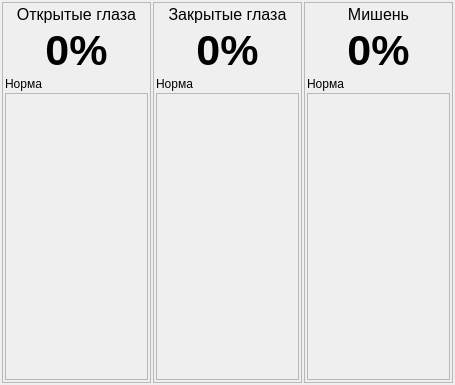
grigp/a-analyser, file metodics/stabtest/visualizators/dopuskwidget.ui: the form before one commit.
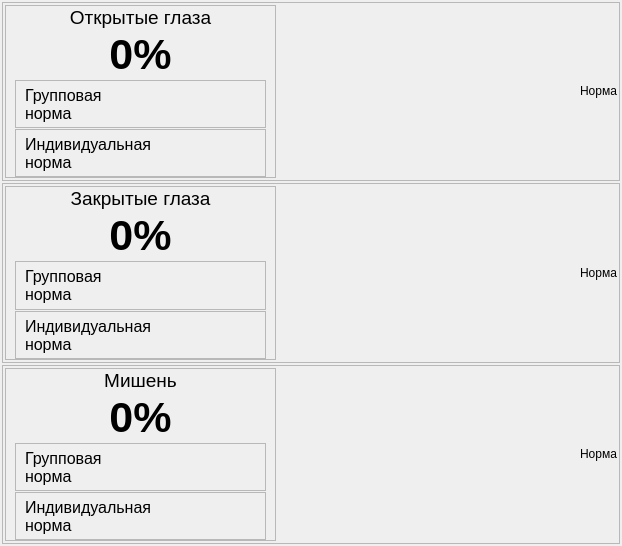
The form after the commit. Custom widgets are drawn as their Qt base class.

Patch:
```diff
--- a/metodics/stabtest/visualizators/dopuskwidget.ui
+++ b/metodics/stabtest/visualizators/dopuskwidget.ui
@@ -6,14 +6,14 @@
    <rect>
     <x>0</x>
     <y>0</y>
-    <width>455</width>
-    <height>385</height>
+    <width>622</width>
+    <height>546</height>
    </rect>
   </property>
   <property name="windowTitle">
    <string>Form</string>
   </property>
-  <layout class="QHBoxLayout" name="horizontalLayout">
+  <layout class="QVBoxLayout" name="verticalLayout_4">
    <property name="spacing">
     <number>2</number>
    </property>
@@ -37,7 +37,7 @@
      <property name="frameShadow">
       <enum>QFrame::Raised</enum>
      </property>
-     <layout class="QVBoxLayout" name="verticalLayout">
+     <layout class="QHBoxLayout" name="horizontalLayout">
       <property name="spacing">
        <number>2</number>
       </property>
@@ -54,47 +54,222 @@
        <number>2</number>
       </property>
       <item>
-       <widget class="QLabel" name="lblOpenEyesTitle">
-        <property name="sizePolicy">
-         <sizepolicy hsizetype="Preferred" vsizetype="Fixed">
-          <horstretch>0</horstretch>
-          <verstretch>0</verstretch>
-         </sizepolicy>
+       <widget class="QFrame" name="frOpenEyesValue">
+        <property name="frameShape">
+         <enum>QFrame::StyledPanel</enum>
         </property>
-        <property name="font">
-         <font>
-          <pointsize>12</pointsize>
-         </font>
+        <property name="frameShadow">
+         <enum>QFrame::Raised</enum>
         </property>
-        <property name="text">
-         <string>Открытые глаза</string>
-        </property>
-        <property name="alignment">
-         <set>Qt::AlignCenter</set>
-        </property>
+        <layout class="QVBoxLayout" name="verticalLayout">
+         <property name="spacing">
+          <number>1</number>
+         </property>
+         <property name="leftMargin">
+          <number>9</number>
+         </property>
+         <property name="topMargin">
+          <number>0</number>
+         </property>
+         <property name="rightMargin">
+          <number>9</number>
+         </property>
+         <property name="bottomMargin">
+          <number>0</number>
+         </property>
+         <item>
+          <widget class="QLabel" name="lblOpenEyesTitle">
+           <property name="sizePolicy">
+            <sizepolicy hsizetype="Preferred" vsizetype="Fixed">
+             <horstretch>0</horstretch>
+             <verstretch>0</verstretch>
+            </sizepolicy>
+           </property>
+           <property name="font">
+            <font>
+             <pointsize>14</pointsize>
+            </font>
+           </property>
+           <property name="text">
+            <string>Открытые глаза</string>
+           </property>
+           <property name="alignment">
+            <set>Qt::AlignCenter</set>
+           </property>
+          </widget>
+         </item>
+         <item>
+          <widget class="QLabel" name="lblOpenEyesResult">
+           <property name="sizePolicy">
+            <sizepolicy hsizetype="Preferred" vsizetype="Fixed">
+             <horstretch>0</horstretch>
+             <verstretch>0</verstretch>
+            </sizepolicy>
+           </property>
+           <property name="font">
+            <font>
+             <family>Tahoma</family>
+             <pointsize>32</pointsize>
+             <weight>75</weight>
+             <bold>true</bold>
+            </font>
+           </property>
+           <property name="text">
+            <string>0%</string>
+           </property>
+           <property name="alignment">
+            <set>Qt::AlignCenter</set>
+           </property>
+          </widget>
+         </item>
+         <item>
+          <widget class="QFrame" name="frOpenEyesGroupNorm">
+           <property name="frameShape">
+            <enum>QFrame::StyledPanel</enum>
+           </property>
+           <property name="frameShadow">
+            <enum>QFrame::Raised</enum>
+           </property>
+           <layout class="QHBoxLayout" name="horizontalLayout_4">
+            <property name="spacing">
+             <number>1</number>
+            </property>
+            <property name="topMargin">
+             <number>1</number>
+            </property>
+            <property name="bottomMargin">
+             <number>1</number>
+            </property>
+            <item>
+             <widget class="QLabel" name="lblOpenEyesGroupNorm">
+              <property name="minimumSize">
+               <size>
+                <width>125</width>
+                <height>0</height>
+               </size>
+              </property>
+              <property name="font">
+               <font>
+                <pointsize>12</pointsize>
+               </font>
+              </property>
+              <property name="text">
+               <string>Групповая
+норма</string>
+              </property>
+             </widget>
+            </item>
+            <item>
+             <widget class="RGBLed" name="wgtOpenEyesGroupNorm" native="true">
+              <property name="sizePolicy">
+               <sizepolicy hsizetype="Fixed" vsizetype="Preferred">
+                <horstretch>0</horstretch>
+                <verstretch>0</verstretch>
+               </sizepolicy>
+              </property>
+              <property name="minimumSize">
+               <size>
+                <width>40</width>
+                <height>0</height>
+               </size>
+              </property>
+             </widget>
+            </item>
+            <item>
+             <spacer name="horizontalSpacer_3">
+              <property name="orientation">
+               <enum>Qt::Horizontal</enum>
+              </property>
+              <property name="sizeHint" stdset="0">
+               <size>
+                <width>40</width>
+                <height>20</height>
+               </size>
+              </property>
+             </spacer>
+            </item>
+           </layout>
+          </widget>
+         </item>
+         <item>
+          <widget class="QFrame" name="frOpenEyesPersonalNorm">
+           <property name="frameShape">
+            <enum>QFrame::StyledPanel</enum>
+           </property>
+           <property name="frameShadow">
+            <enum>QFrame::Raised</enum>
+           </property>
+           <layout class="QHBoxLayout" name="horizontalLayout_5">
+            <property name="spacing">
+             <number>1</number>
+            </property>
+            <property name="topMargin">
+             <number>1</number>
+            </property>
+            <property name="bottomMargin">
+             <number>1</number>
+            </property>
+            <item>
+             <widget class="QLabel" name="lblOpenEyesPersonalNorm">
+              <property name="minimumSize">
+               <size>
+                <width>125</width>
+                <height>0</height>
+               </size>
+              </property>
+              <property name="font">
+               <font>
+                <pointsize>12</pointsize>
+               </font>
+              </property>
+              <property name="text">
+               <string>Индивидуальная
+норма</string>
+              </property>
+             </widget>
+            </item>
+            <item>
+             <widget class="RGBLed" name="wgtOpenEyesPersonalNorm" native="true">
+              <property name="sizePolicy">
+               <sizepolicy hsizetype="Fixed" vsizetype="Preferred">
+                <horstretch>0</horstretch>
+                <verstretch>0</verstretch>
+               </sizepolicy>
+              </property>
+              <property name="minimumSize">
+               <size>
+                <width>40</width>
+                <height>0</height>
+               </size>
+              </property>
+             </widget>
+            </item>
+            <item>
+             <spacer name="horizontalSpacer_4">
+              <property name="orientation">
+               <enum>Qt::Horizontal</enum>
+              </property>
+              <property name="sizeHint" stdset="0">
+               <size>
+                <width>40</width>
+                <height>20</height>
+               </size>
+              </property>
+             </spacer>
+            </item>
+           </layout>
+          </widget>
+         </item>
+        </layout>
        </widget>
       </item>
       <item>
-       <widget class="QLabel" name="lblOpenEyesResult">
-        <property name="sizePolicy">
-         <sizepolicy hsizetype="Preferred" vsizetype="Fixed">
-          <horstretch>0</horstretch>
-          <verstretch>0</verstretch>
-         </sizepolicy>
-        </property>
-        <property name="font">
-         <font>
-          <family>Tahoma</family>
-          <pointsize>32</pointsize>
-          <weight>75</weight>
-          <bold>true</bold>
-         </font>
-        </property>
-        <property name="text">
-         <string>0%</string>
-        </property>
-        <property name="alignment">
-         <set>Qt::AlignCenter</set>
+       <widget class="CircleNormIndicator" name="wgtOpenEyesNorm" native="true">
+        <property name="minimumSize">
+         <size>
+          <width>300</width>
+          <height>0</height>
+         </size>
         </property>
        </widget>
       </item>
@@ -111,16 +286,6 @@
         </property>
        </widget>
       </item>
-      <item>
-       <widget class="QFrame" name="frame">
-        <property name="frameShape">
-         <enum>QFrame::StyledPanel</enum>
-        </property>
-        <property name="frameShadow">
-         <enum>QFrame::Raised</enum>
-        </property>
-       </widget>
-      </item>
      </layout>
     </widget>
    </item>
@@ -132,7 +297,7 @@
      <property name="frameShadow">
       <enum>QFrame::Raised</enum>
      </property>
-     <layout class="QVBoxLayout" name="verticalLayout_2">
+     <layout class="QHBoxLayout" name="horizontalLayout_2">
       <property name="spacing">
        <number>2</number>
       </property>
@@ -149,47 +314,216 @@
        <number>2</number>
       </property>
       <item>
-       <widget class="QLabel" name="lblCloseEyesTitle">
-        <property name="sizePolicy">
-         <sizepolicy hsizetype="Preferred" vsizetype="Fixed">
-          <horstretch>0</horstretch>
-          <verstretch>0</verstretch>
-         </sizepolicy>
+       <widget class="QFrame" name="frCloseEyesValue">
+        <property name="frameShape">
+         <enum>QFrame::StyledPanel</enum>
         </property>
-        <property name="font">
-         <font>
-          <pointsize>12</pointsize>
-         </font>
+        <property name="frameShadow">
+         <enum>QFrame::Raised</enum>
         </property>
-        <property name="text">
-         <string>Закрытые глаза</string>
-        </property>
-        <property name="alignment">
-         <set>Qt::AlignCenter</set>
-        </property>
+        <layout class="QVBoxLayout" name="verticalLayout_2">
+         <property name="spacing">
+          <number>1</number>
+         </property>
+         <property name="topMargin">
+          <number>0</number>
+         </property>
+         <property name="bottomMargin">
+          <number>0</number>
+         </property>
+         <item>
+          <widget class="QLabel" name="lblCloseEyesTitle">
+           <property name="sizePolicy">
+            <sizepolicy hsizetype="Preferred" vsizetype="Fixed">
+             <horstretch>0</horstretch>
+             <verstretch>0</verstretch>
+            </sizepolicy>
+           </property>
+           <property name="font">
+            <font>
+             <pointsize>14</pointsize>
+            </font>
+           </property>
+           <property name="text">
+            <string>Закрытые глаза</string>
+           </property>
+           <property name="alignment">
+            <set>Qt::AlignCenter</set>
+           </property>
+          </widget>
+         </item>
+         <item>
+          <widget class="QLabel" name="lblCloseEyesResult">
+           <property name="sizePolicy">
+            <sizepolicy hsizetype="Preferred" vsizetype="Fixed">
+             <horstretch>0</horstretch>
+             <verstretch>0</verstretch>
+            </sizepolicy>
+           </property>
+           <property name="font">
+            <font>
+             <family>Tahoma</family>
+             <pointsize>32</pointsize>
+             <weight>75</weight>
+             <bold>true</bold>
+            </font>
+           </property>
+           <property name="text">
+            <string>0%</string>
+           </property>
+           <property name="alignment">
+            <set>Qt::AlignCenter</set>
+           </property>
+          </widget>
+         </item>
+         <item>
+          <widget class="QFrame" name="frCloseEyesGroupNorm">
+           <property name="frameShape">
+            <enum>QFrame::StyledPanel</enum>
+           </property>
+           <property name="frameShadow">
+            <enum>QFrame::Raised</enum>
+           </property>
+           <layout class="QHBoxLayout" name="horizontalLayout_6">
+            <property name="spacing">
+             <number>1</number>
+            </property>
+            <property name="topMargin">
+             <number>1</number>
+            </property>
+            <property name="bottomMargin">
+             <number>1</number>
+            </property>
+            <item>
+             <widget class="QLabel" name="lblCloseEyesGroupNorm">
+              <property name="minimumSize">
+               <size>
+                <width>125</width>
+                <height>0</height>
+               </size>
+              </property>
+              <property name="font">
+               <font>
+                <pointsize>12</pointsize>
+               </font>
+              </property>
+              <property name="text">
+               <string>Групповая
+норма</string>
+              </property>
+             </widget>
+            </item>
+            <item>
+             <widget class="RGBLed" name="wgtCloseEyesGroupNorm" native="true">
+              <property name="sizePolicy">
+               <sizepolicy hsizetype="Fixed" vsizetype="Preferred">
+                <horstretch>0</horstretch>
+                <verstretch>0</verstretch>
+               </sizepolicy>
+              </property>
+              <property name="minimumSize">
+               <size>
+                <width>40</width>
+                <height>0</height>
+               </size>
+              </property>
+             </widget>
+            </item>
+            <item>
+             <spacer name="horizontalSpacer">
+              <property name="orientation">
+               <enum>Qt::Horizontal</enum>
+              </property>
+              <property name="sizeHint" stdset="0">
+               <size>
+                <width>40</width>
+                <height>20</height>
+               </size>
+              </property>
+             </spacer>
+            </item>
+           </layout>
+          </widget>
+         </item>
+         <item>
+          <widget class="QFrame" name="frCloseEyesPersonalNorm">
+           <property name="frameShape">
+            <enum>QFrame::StyledPanel</enum>
+           </property>
+           <property name="frameShadow">
+            <enum>QFrame::Raised</enum>
+           </property>
+           <layout class="QHBoxLayout" name="horizontalLayout_7">
+            <property name="spacing">
+             <number>1</number>
+            </property>
+            <property name="topMargin">
+             <number>1</number>
+            </property>
+            <property name="bottomMargin">
+             <number>1</number>
+            </property>
+            <item>
+             <widget class="QLabel" name="lblCloseEyesPersonalNorm">
+              <property name="minimumSize">
+               <size>
+                <width>125</width>
+                <height>0</height>
+               </size>
+              </property>
+              <property name="font">
+               <font>
+                <pointsize>12</pointsize>
+               </font>
+              </property>
+              <property name="text">
+               <string>Индивидуальная
+норма</string>
+              </property>
+             </widget>
+            </item>
+            <item>
+             <widget class="RGBLed" name="wgtCloseEyesPersonalNorm" native="true">
+              <property name="sizePolicy">
+               <sizepolicy hsizetype="Fixed" vsizetype="Preferred">
+                <horstretch>0</horstretch>
+                <verstretch>0</verstretch>
+               </sizepolicy>
+              </property>
+              <property name="minimumSize">
+               <size>
+                <width>40</width>
+                <height>0</height>
+               </size>
+              </property>
+             </widget>
+            </item>
+            <item>
+             <spacer name="horizontalSpacer_2">
+              <property name="orientation">
+               <enum>Qt::Horizontal</enum>
+              </property>
+              <property name="sizeHint" stdset="0">
+               <size>
+                <width>40</width>
+                <height>20</height>
+               </size>
+              </property>
+             </spacer>
+            </item>
+           </layout>
+          </widget>
+         </item>
+        </layout>
        </widget>
       </item>
       <item>
-       <widget class="QLabel" name="lblCloseEyesResult">
-        <property name="sizePolicy">
-         <sizepolicy hsizetype="Preferred" vsizetype="Fixed">
-          <horstretch>0</horstretch>
-          <verstretch>0</verstretch>
-         </sizepolicy>
-        </property>
-        <property name="font">
-         <font>
-          <family>Tahoma</family>
-          <pointsize>32</pointsize>
-          <weight>75</weight>
-          <bold>true</bold>
-         </font>
-        </property>
-        <property name="text">
-         <string>0%</string>
-        </property>
-        <property name="alignment">
-         <set>Qt::AlignCenter</set>
+       <widget class="CircleNormIndicator" name="wgtCloseEyesNorm" native="true">
+        <property name="minimumSize">
+         <size>
+          <width>300</width>
+          <height>0</height>
+         </size>
         </property>
        </widget>
       </item>
@@ -206,16 +540,6 @@
         </property>
        </widget>
       </item>
-      <item>
-       <widget class="QFrame" name="frame_2">
-        <property name="frameShape">
-         <enum>QFrame::StyledPanel</enum>
-        </property>
-        <property name="frameShadow">
-         <enum>QFrame::Raised</enum>
-        </property>
-       </widget>
-      </item>
      </layout>
     </widget>
    </item>
@@ -227,7 +551,7 @@
      <property name="frameShadow">
       <enum>QFrame::Raised</enum>
      </property>
-     <layout class="QVBoxLayout" name="verticalLayout_3">
+     <layout class="QHBoxLayout" name="horizontalLayout_3">
       <property name="spacing">
        <number>2</number>
       </property>
@@ -244,47 +568,304 @@
        <number>2</number>
       </property>
       <item>
-       <widget class="QLabel" name="lblTargetTitle">
-        <property name="sizePolicy">
-         <sizepolicy hsizetype="Preferred" vsizetype="Fixed">
-          <horstretch>0</horstretch>
-          <verstretch>0</verstretch>
-         </sizepolicy>
+       <widget class="QFrame" name="frTargetValue">
+        <property name="frameShape">
+         <enum>QFrame::StyledPanel</enum>
         </property>
-        <property name="font">
-         <font>
-          <pointsize>12</pointsize>
-         </font>
+        <property name="frameShadow">
+         <enum>QFrame::Raised</enum>
         </property>
-        <property name="text">
-         <string>Мишень</string>
-        </property>
-        <property name="alignment">
-         <set>Qt::AlignCenter</set>
-        </property>
+        <layout class="QVBoxLayout" name="verticalLayout_3">
+         <property name="spacing">
+          <number>1</number>
+         </property>
+         <property name="topMargin">
+          <number>0</number>
+         </property>
+         <property name="bottomMargin">
+          <number>0</number>
+         </property>
+         <item>
+          <widget class="QLabel" name="lblTargetTitle">
+           <property name="sizePolicy">
+            <sizepolicy hsizetype="Preferred" vsizetype="Fixed">
+             <horstretch>0</horstretch>
+             <verstretch>0</verstretch>
+            </sizepolicy>
+           </property>
+           <property name="font">
+            <font>
+             <pointsize>14</pointsize>
+            </font>
+           </property>
+           <property name="text">
+            <string>Мишень</string>
+           </property>
+           <property name="alignment">
+            <set>Qt::AlignCenter</set>
+           </property>
+          </widget>
+         </item>
+         <item>
+          <widget class="QLabel" name="lblTargetResult">
+           <property name="sizePolicy">
+            <sizepolicy hsizetype="Preferred" vsizetype="Fixed">
+             <horstretch>0</horstretch>
+             <verstretch>0</verstretch>
+            </sizepolicy>
+           </property>
+           <property name="font">
+            <font>
+             <family>Tahoma</family>
+             <pointsize>32</pointsize>
+             <weight>75</weight>
+             <bold>true</bold>
+            </font>
+           </property>
+           <property name="text">
+            <string>0%</string>
+           </property>
+           <property name="alignment">
+            <set>Qt::AlignCenter</set>
+           </property>
+          </widget>
+         </item>
+         <item>
+          <widget class="QFrame" name="frTargetGroupNorm">
+           <property name="frameShape">
+            <enum>QFrame::StyledPanel</enum>
+           </property>
+           <property name="frameShadow">
+            <enum>QFrame::Raised</enum>
+           </property>
+           <layout class="QHBoxLayout" name="horizontalLayout_8">
+            <property name="spacing">
+             <number>1</number>
+            </property>
+            <property name="topMargin">
+             <number>1</number>
+            </property>
+            <property name="bottomMargin">
+             <number>1</number>
+            </property>
+            <item>
+             <widget class="QLabel" name="lblTargetGroupNorm">
+              <property name="minimumSize">
+               <size>
+                <width>125</width>
+                <height>0</height>
+               </size>
+              </property>
+              <property name="font">
+               <font>
+                <pointsize>12</pointsize>
+               </font>
+              </property>
+              <property name="text">
+               <string>Групповая
+норма</string>
+              </property>
+             </widget>
+            </item>
+            <item>
+             <widget class="RGBLed" name="wgtTargetGroupNorm" native="true">
+              <property name="sizePolicy">
+               <sizepolicy hsizetype="Fixed" vsizetype="Preferred">
+                <horstretch>0</horstretch>
+                <verstretch>0</verstretch>
+               </sizepolicy>
+              </property>
+              <property name="minimumSize">
+               <size>
+                <width>40</width>
+                <height>0</height>
+               </size>
+              </property>
+              <widget class="RGBLed" name="wgtCloseEyesGroupNorm_2" native="true">
+               <property name="geometry">
+                <rect>
+                 <x>0</x>
+                 <y>-165</y>
+                 <width>10</width>
+                 <height>42</height>
+                </rect>
+               </property>
+               <property name="sizePolicy">
+                <sizepolicy hsizetype="Fixed" vsizetype="Preferred">
+                 <horstretch>0</horstretch>
+                 <verstretch>0</verstretch>
+                </sizepolicy>
+               </property>
+               <property name="minimumSize">
+                <size>
+                 <width>10</width>
+                 <height>0</height>
+                </size>
+               </property>
+              </widget>
+              <widget class="RGBLed" name="wgtOpenEyesGroupNorm_2" native="true">
+               <property name="geometry">
+                <rect>
+                 <x>0</x>
+                 <y>-340</y>
+                 <width>10</width>
+                 <height>42</height>
+                </rect>
+               </property>
+               <property name="sizePolicy">
+                <sizepolicy hsizetype="Fixed" vsizetype="Preferred">
+                 <horstretch>0</horstretch>
+                 <verstretch>0</verstretch>
+                </sizepolicy>
+               </property>
+               <property name="minimumSize">
+                <size>
+                 <width>10</width>
+                 <height>0</height>
+                </size>
+               </property>
+              </widget>
+              <widget class="RGBLed" name="wgtCloseEyesPersonalNorm_2" native="true">
+               <property name="geometry">
+                <rect>
+                 <x>0</x>
+                 <y>-118</y>
+                 <width>10</width>
+                 <height>41</height>
+                </rect>
+               </property>
+               <property name="sizePolicy">
+                <sizepolicy hsizetype="Fixed" vsizetype="Preferred">
+                 <horstretch>0</horstretch>
+                 <verstretch>0</verstretch>
+                </sizepolicy>
+               </property>
+               <property name="minimumSize">
+                <size>
+                 <width>10</width>
+                 <height>0</height>
+                </size>
+               </property>
+              </widget>
+              <widget class="RGBLed" name="wgtOpenEyesPersonalNorm_2" native="true">
+               <property name="geometry">
+                <rect>
+                 <x>0</x>
+                 <y>-293</y>
+                 <width>10</width>
+                 <height>41</height>
+                </rect>
+               </property>
+               <property name="sizePolicy">
+                <sizepolicy hsizetype="Fixed" vsizetype="Preferred">
+                 <horstretch>0</horstretch>
+                 <verstretch>0</verstretch>
+                </sizepolicy>
+               </property>
+               <property name="minimumSize">
+                <size>
+                 <width>10</width>
+                 <height>0</height>
+                </size>
+               </property>
+              </widget>
+             </widget>
+            </item>
+            <item>
+             <spacer name="horizontalSpacer_5">
+              <property name="orientation">
+               <enum>Qt::Horizontal</enum>
+              </property>
+              <property name="sizeHint" stdset="0">
+               <size>
+                <width>40</width>
+                <height>20</height>
+               </size>
+              </property>
+             </spacer>
+            </item>
+           </layout>
+          </widget>
+         </item>
+         <item>
+          <widget class="QFrame" name="frTargetPersonalNorm">
+           <property name="frameShape">
+            <enum>QFrame::StyledPanel</enum>
+           </property>
+           <property name="frameShadow">
+            <enum>QFrame::Raised</enum>
+           </property>
+           <layout class="QHBoxLayout" name="horizontalLayout_9">
+            <property name="spacing">
+             <number>1</number>
+            </property>
+            <property name="topMargin">
+             <number>1</number>
+            </property>
+            <property name="bottomMargin">
+             <number>1</number>
+            </property>
+            <item>
+             <widget class="QLabel" name="lblTargetPersonalNorm">
+              <property name="minimumSize">
+               <size>
+                <width>125</width>
+                <height>0</height>
+               </size>
+              </property>
+              <property name="font">
+               <font>
+                <pointsize>12</pointsize>
+               </font>
+              </property>
+              <property name="text">
+               <string>Индивидуальная
+норма</string>
+              </property>
+             </widget>
+            </item>
+            <item>
+             <widget class="RGBLed" name="wgtTargetPersonalNorm" native="true">
+              <property name="sizePolicy">
+               <sizepolicy hsizetype="Fixed" vsizetype="Preferred">
+                <horstretch>0</horstretch>
+                <verstretch>0</verstretch>
+               </sizepolicy>
+              </property>
+              <property name="minimumSize">
+               <size>
+                <width>40</width>
+                <height>0</height>
+               </size>
+              </property>
+             </widget>
+            </item>
+            <item>
+             <spacer name="horizontalSpacer_6">
+              <property name="orientation">
+               <enum>Qt::Horizontal</enum>
+              </property>
+              <property name="sizeHint" stdset="0">
+               <size>
+                <width>40</width>
+                <height>20</height>
+               </size>
+              </property>
+             </spacer>
+            </item>
+           </layout>
+          </widget>
+         </item>
+        </layout>
        </widget>
       </item>
       <item>
-       <widget class="QLabel" name="lblTargetResult">
-        <property name="sizePolicy">
-         <sizepolicy hsizetype="Preferred" vsizetype="Fixed">
-          <horstretch>0</horstretch>
-          <verstretch>0</verstretch>
-         </sizepolicy>
-        </property>
-        <property name="font">
-         <font>
-          <family>Tahoma</family>
-          <pointsize>32</pointsize>
-          <weight>75</weight>
-          <bold>true</bold>
-         </font>
-        </property>
-        <property name="text">
-         <string>0%</string>
-        </property>
-        <property name="alignment">
-         <set>Qt::AlignCenter</set>
+       <widget class="CircleNormIndicator" name="wgtTargetNorm" native="true">
+        <property name="minimumSize">
+         <size>
+          <width>300</width>
+          <height>0</height>
+         </size>
         </property>
        </widget>
       </item>
@@ -301,21 +882,25 @@
         </property>
        </widget>
       </item>
-      <item>
-       <widget class="QFrame" name="frame_3">
-        <property name="frameShape">
-         <enum>QFrame::StyledPanel</enum>
-        </property>
-        <property name="frameShadow">
-         <enum>QFrame::Raised</enum>
-        </property>
-       </widget>
-      </item>
      </layout>
     </widget>
    </item>
   </layout>
  </widget>
+ <customwidgets>
+  <customwidget>
+   <class>RGBLed</class>
+   <extends>QWidget</extends>
+   <header location="global">rgbled.h</header>
+   <container>1</container>
+  </customwidget>
+  <customwidget>
+   <class>CircleNormIndicator</class>
+   <extends>QWidget</extends>
+   <header location="global">circlenormindicator.h</header>
+   <container>1</container>
+  </customwidget>
+ </customwidgets>
  <resources/>
  <connections/>
 </ui>
```
